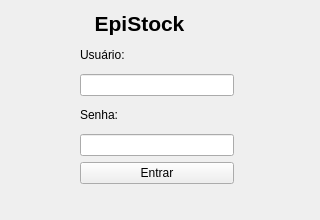
reitheus/BCC322-Trabalho-em-Grupo, file src/views/loginwindow.ui: the form before one commit.
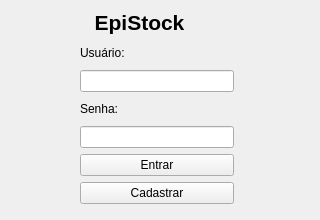
The form after the commit.

Diff of the .ui file:
```diff
--- a/src/views/loginwindow.ui
+++ b/src/views/loginwindow.ui
@@ -34,7 +34,7 @@
      <x>80</x>
      <y>10</y>
      <width>154</width>
-     <height>174</height>
+     <height>194</height>
     </rect>
    </property>
    <layout class="QVBoxLayout" name="verticalLayout">
@@ -109,6 +109,13 @@
       </property>
      </widget>
     </item>
+    <item>
+     <widget class="QPushButton" name="btnCadastro">
+      <property name="text">
+       <string>Cadastrar</string>
+      </property>
+     </widget>
+    </item>
    </layout>
   </widget>
  </widget>
```
